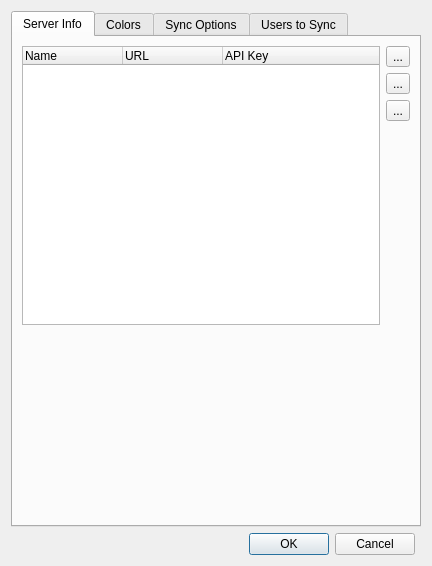
This is UI/SettingsDlg.ui in towel42-com/EmbySync as Qt 5 draws it before an edit. The edited form follows.
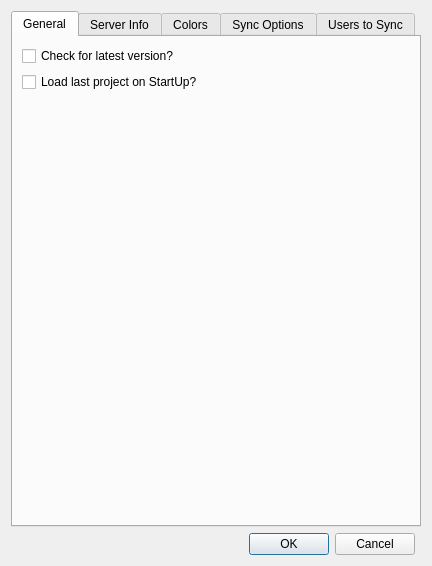
This is the edited form. Icons and pictures are not drawn.

Commit message: Added global settings page

What changed in the file:
```diff
--- a/UI/SettingsDlg.ui
+++ b/UI/SettingsDlg.ui
@@ -19,6 +19,40 @@
      <property name="currentIndex">
       <number>0</number>
      </property>
+     <widget class="QWidget" name="tab_5">
+      <attribute name="title">
+       <string>General</string>
+      </attribute>
+      <layout class="QGridLayout" name="gridLayout_2">
+       <item row="0" column="0">
+        <widget class="QCheckBox" name="checkForLatest">
+         <property name="text">
+          <string>Check for latest version?</string>
+         </property>
+        </widget>
+       </item>
+       <item row="2" column="0">
+        <spacer name="verticalSpacer_5">
+         <property name="orientation">
+          <enum>Qt::Vertical</enum>
+         </property>
+         <property name="sizeHint" stdset="0">
+          <size>
+           <width>20</width>
+           <height>40</height>
+          </size>
+         </property>
+        </spacer>
+       </item>
+       <item row="1" column="0">
+        <widget class="QCheckBox" name="loadLastProject">
+         <property name="text">
+          <string>Load last project on StartUp?</string>
+         </property>
+        </widget>
+       </item>
+      </layout>
+     </widget>
      <widget class="QWidget" name="tab">
       <attribute name="title">
        <string>Server Info</string>
```
The commit also changes 1 other file.
